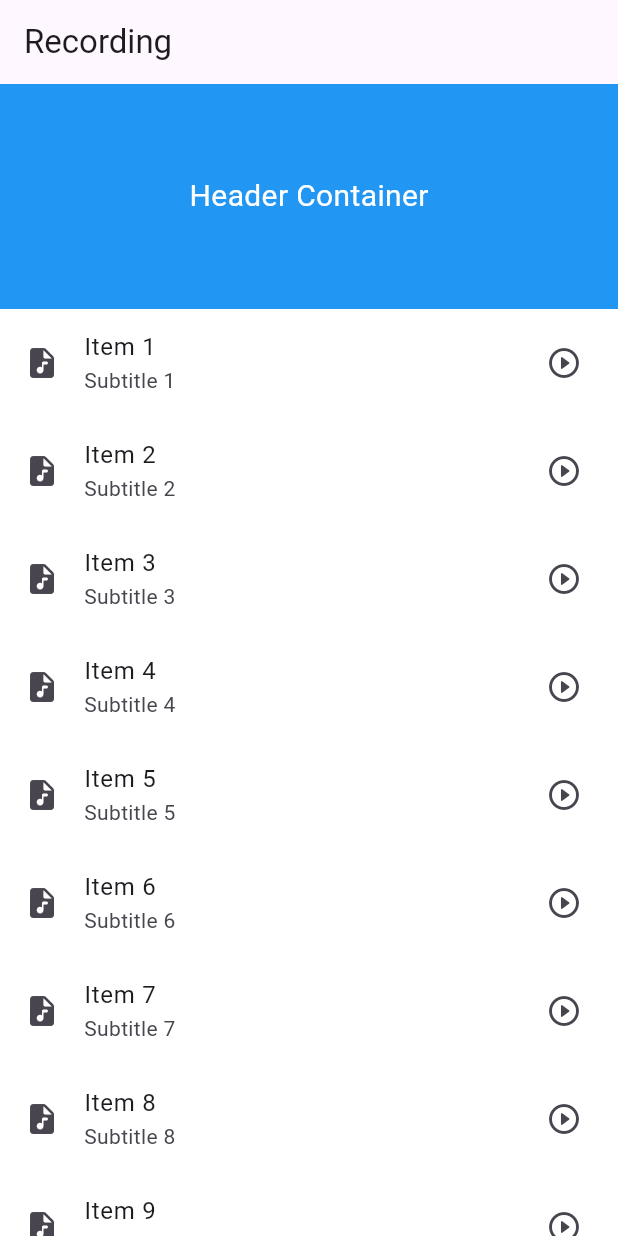
After one commit to mytct/recording_project, a Flutter app: the screen it shows after launch, on a phone screen of 412 x 824 dp. The commit adds this screen. Run offline on Flutter 3.47's test engine with Material 3 defaults, Android fonts, the phone set to English and light mode, and no system bars; our stand-ins replace device_info_plus, dio, equatable, flutter_bloc, get_it, injectable and 1 more; missing offline and left inert: coremobile_core, flutter_logs, wismobile_core.

Commit message:
feat: update

```diff
--- a/app_test/lib/features/home/home_view.dart
+++ b/app_test/lib/features/home/home_view.dart
@@ -1,5 +1,6 @@
 import 'package:app_core/ui/core_stateless.dart';
 import 'package:app_test/features/recording/recording_view.dart';
+import 'package:app_test/features/recording_list/recording_list_view.dart';
 import 'package:flutter/material.dart';
 import 'package:flutter/src/widgets/framework.dart';
 import 'package:flutter/widgets.dart';
@@ -7,24 +8,10 @@
 class HomeView extends CoreStateless {
   @override
   Widget build(BuildContext context) {
-    return Column(
+    return const Column(
       children: [
-        // Top Container
         RecordingView(),
-        // ListView inside Expanded to take the remaining space
-        Expanded(
-          child: ListView.builder(
-            itemCount: 10, // Replace with your list length
-            itemBuilder: (context, index) {
-              return ListTile(
-                leading: const Icon(Icons.audio_file_rounded),
-                title: Text("Item ${index + 1}"),
-                subtitle: Text("Subtitle ${index + 1}"),
-                trailing: const Icon(Icons.play_circle_outline_rounded),
-              );
-            },
-          ),
-        ),
+        RecordingListView(),
       ],
     );
   }
--- /dev/null
+++ b/app_test/lib/features/recording_list/recording_list_view.dart
@@ -0,0 +1,36 @@
+import 'package:app_core/ui/core_stateful.dart';
+import 'package:flutter/material.dart';
+
+class RecordingListView extends CoreView {
+  const RecordingListView({super.key});
+  @override
+  State<RecordingListView> createState() => RecordingListViewState();
+}
+
+class RecordingListViewState extends CoreViewState<RecordingListView> {
+  @override
+  Widget build(BuildContext context) {
+    return Expanded(
+      child: ListView.builder(
+        itemCount: 10, // Replace with your list length
+        itemBuilder: (context, index) {
+          return ListTile(
+            leading: const Icon(Icons.audio_file_rounded),
+            title: Text("Item ${index + 1}"),
+            subtitle: Text("Subtitle ${index + 1}"),
+            trailing: const Icon(Icons.play_circle_outline_rounded),
+          );
+        },
+      ),
+    );
+  }
+
+  @override
+  void clear() {}
+
+  @override
+  void initData() {}
+
+  @override
+  void requestApi() {}
+}
```
